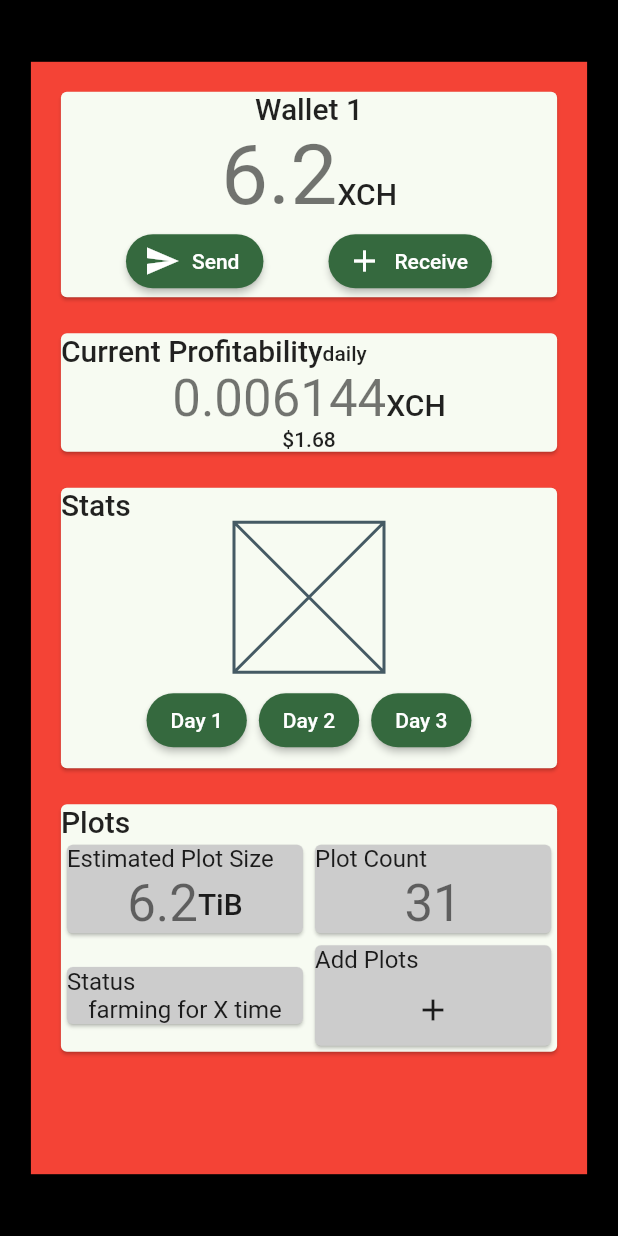
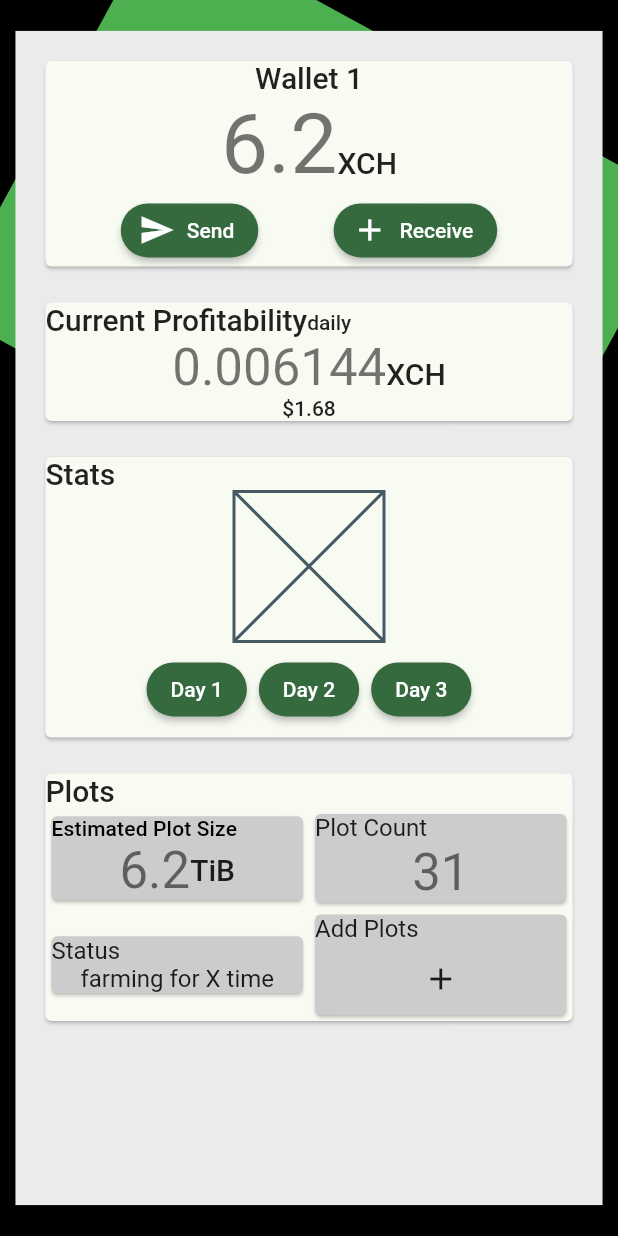
Before and after one commit to bertbeck/flutter_mqtt_riverpod, a Flutter app: the screen it shows after launch, on a phone screen of 412 x 824 dp. Run offline on Flutter 3.47's test engine with Material 2 defaults, Android fonts, the phone set to English and light mode, and no system bars; our stand-ins replace flutter_hooks, go_router, hooks_riverpod; missing offline and left inert: amplify_auth_cognito, amplify_authenticator, amplify_flutter, aws_iot_api, aws_iot_data_api, wifi_iot.

Commit message:
snapshot dashboard

```diff
--- a/lib/screens/dashboard.dart
+++ b/lib/screens/dashboard.dart
@@ -48,12 +48,22 @@ class Dashboard extends HookConsumerWidget {
       backgroundColor: Colors.black,
       body: SafeArea(
         child: Center(
-          child: FractionallySizedBox(
-            widthFactor: 0.9,
-            heightFactor: 0.9,
+          child: Stack(
+            clipBehavior: Clip.none,
+            children: [
+              Positioned(
+                  left: 0,
+                  top: 0,
+                  child: Transform.rotate(
+                      angle: 0.5,
                       child: Container(
-              color: Colors.red,
-              // color: const Color(0xFFEBEBEB),
+                          color: Colors.green, width: 400, height: 300))),
+              FractionallySizedBox(
+                widthFactor: 0.95,
+                heightFactor: 0.95,
+                child: Container(
+                  // color: Colors.red,
+                  color: const Color(0xFFEBEBEB),
                   alignment: Alignment.center,
                   padding: const EdgeInsets.all(16),
                   child: CustomScrollView(
@@ -61,6 +71,7 @@ class Dashboard extends HookConsumerWidget {
                       SliverList(
                         delegate: SliverChildListDelegate(
                           [
+                            // const SizedBox(height: 96),
                             Card(
                               child: Column(
                                 mainAxisAlignment: MainAxisAlignment.center,
@@ -68,7 +79,8 @@ class Dashboard extends HookConsumerWidget {
                                 children: [
                                   Text('Wallet 1', style: textTheme.headline6),
                                   Row(
-                                crossAxisAlignment: CrossAxisAlignment.baseline,
+                                    crossAxisAlignment:
+                                        CrossAxisAlignment.baseline,
                                     textBaseline: TextBaseline.ideographic,
                                     mainAxisAlignment: MainAxisAlignment.center,
                                     children: [
@@ -101,7 +113,8 @@ class Dashboard extends HookConsumerWidget {
                               child: Column(
                                 children: [
                                   Row(
-                                crossAxisAlignment: CrossAxisAlignment.baseline,
+                                    crossAxisAlignment:
+                                        CrossAxisAlignment.baseline,
                                     textBaseline: TextBaseline.ideographic,
                                     children: [
                                       Text('Current Profitability',
@@ -111,19 +124,23 @@ class Dashboard extends HookConsumerWidget {
                                   ),
                                   Row(
                                     mainAxisAlignment: MainAxisAlignment.center,
-                                crossAxisAlignment: CrossAxisAlignment.baseline,
+                                    crossAxisAlignment:
+                                        CrossAxisAlignment.baseline,
                                     textBaseline: TextBaseline.ideographic,
                                     children: [
-                                  Text('0.006144', style: textTheme.headline4),
+                                      Text('0.006144',
+                                          style: textTheme.headline4),
                                       Text('XCH', style: textTheme.headline6),
                                     ],
                                   ),
                                   Row(
                                     mainAxisAlignment: MainAxisAlignment.center,
-                                crossAxisAlignment: CrossAxisAlignment.baseline,
+                                    crossAxisAlignment:
+                                        CrossAxisAlignment.baseline,
                                     textBaseline: TextBaseline.ideographic,
                                     children: [
-                                  Text('\$1.68', style: textTheme.bodyText1),
+                                      Text('\$1.68',
+                                          style: textTheme.bodyText1),
                                     ],
                                   )
                                 ],
@@ -142,7 +159,8 @@ class Dashboard extends HookConsumerWidget {
                                   mainAxisAlignment: MainAxisAlignment.center,
                                   children: const [
                                     Placeholder(
-                                    fallbackHeight: 100, fallbackWidth: 100),
+                                        fallbackHeight: 100,
+                                        fallbackWidth: 100),
                                   ],
                                 ),
                                 Row(
@@ -187,7 +205,7 @@ class Dashboard extends HookConsumerWidget {
                                             Row(
                                               children: [
                                                 Text('Estimated Plot Size',
-                                                style: textTheme.subtitle1),
+                                                    style: textTheme.subtitle2),
                                               ],
                                             ),
                                             Row(
@@ -282,6 +300,8 @@ class Dashboard extends HookConsumerWidget {
                   ),
                 ),
               ),
+            ],
+          ),
         ),
       ),
     );
```
Lines whose indentation alone changed are shown as unchanged.
